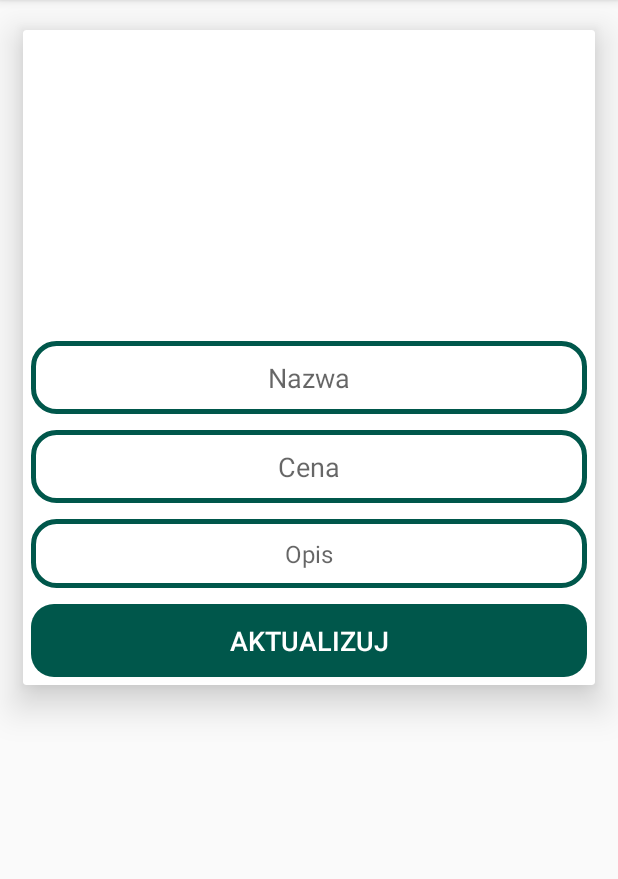
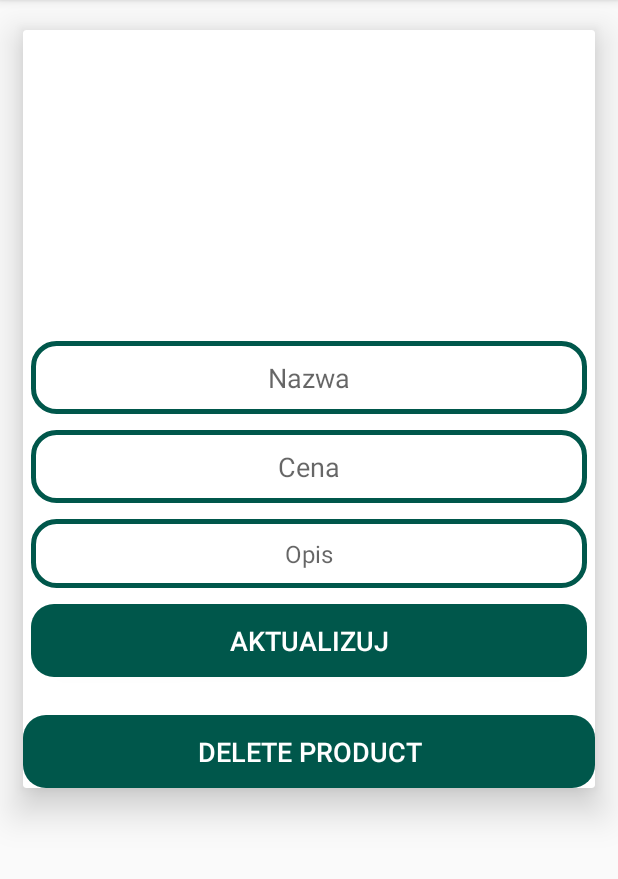
Before and after one commit to LukaszS97/ProjektAndroid, an Android app: the AdminMaintainProductsActivity screen opened directly, with no data from a screen before it, on a phone screen of 412 x 824 dp, the part 84-963 px from its top. Run offline under Robolectric (Android 15) with nearby library versions, the phone set to English and light mode, and no system bars; our stand-ins replace Firebase (no records; nobody signed in at launch, a user with empty details on screens opened directly), Picasso.

Commit message:
Usuwanie produktu i zablokowanie menu w panelu admina

```diff
--- a/app/src/main/res/layout/activity_admin_maintain_products.xml
+++ b/app/src/main/res/layout/activity_admin_maintain_products.xml
@@ -80,6 +80,19 @@
             android:background="@drawable/buttons"
             android:textColor="@android:color/white"/>
 
+        <Button
+            android:id="@+id/delete_product_btn"
+            android:layout_width="match_parent"
+            android:layout_height="wrap_content"
+            android:layout_below="@+id/aplly_changes_btn"
+            android:text="Delete product"
+            android:textAlignment="center"
+            android:textSize="18dp"
+            android:layout_marginTop="20dp"
+            android:padding="12dp"
+            android:background="@drawable/buttons"
+            android:textColor="@android:color/white"/>
+
     </RelativeLayout>
 
 
```
Also changed, not shown: app/src/main/java/com/example/apkarowery/AdminCategoryActivity.java (+0 -11 lines), app/src/main/java/com/example/apkarowery/AdminMaintainProductsActivity.java (+24 -6 lines), app/src/main/java/com/example/apkarowery/HomeActivity.java (+11 -0 lines), app/src/main/res/layout/activity_admin_category.xml (+17 -17 lines).
